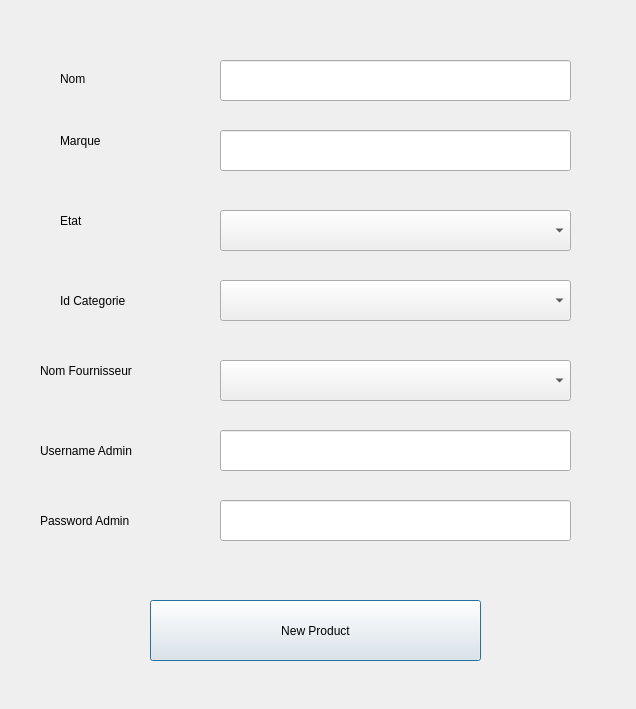
Before: the Qt Designer form forms/insproduct.ui in h471x/SQLite_Inventory_Management, drawn with Qt 5.
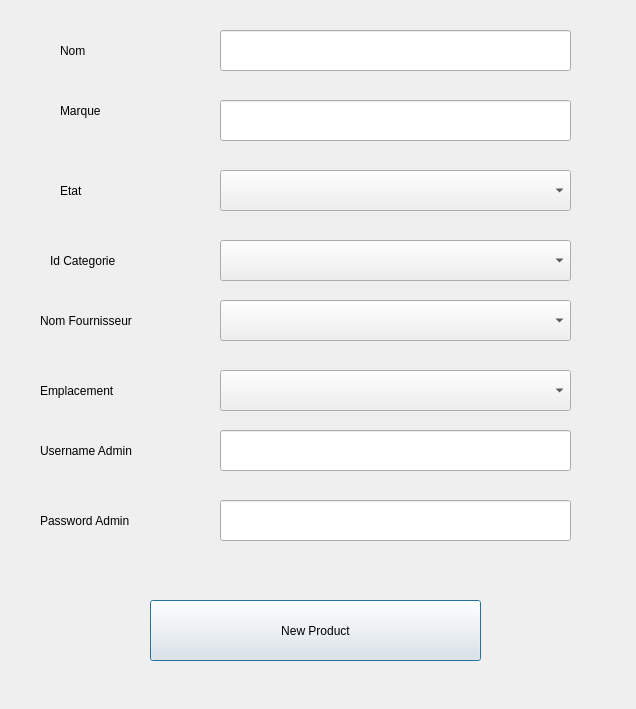
After: the same form once the commit is applied.

Commit message: Insert Location in ComboBox

Patch:
```diff
--- a/forms/insproduct.ui
+++ b/forms/insproduct.ui
@@ -17,7 +17,7 @@
    <property name="geometry">
     <rect>
      <x>220</x>
-     <y>60</y>
+     <y>30</y>
      <width>351</width>
      <height>41</height>
     </rect>
@@ -27,7 +27,7 @@
    <property name="geometry">
     <rect>
      <x>60</x>
-     <y>58</y>
+     <y>30</y>
      <width>121</width>
      <height>41</height>
     </rect>
@@ -53,7 +53,7 @@
    <property name="geometry">
     <rect>
      <x>220</x>
-     <y>130</y>
+     <y>100</y>
      <width>351</width>
      <height>41</height>
     </rect>
@@ -63,7 +63,7 @@
    <property name="geometry">
     <rect>
      <x>60</x>
-     <y>120</y>
+     <y>90</y>
      <width>121</width>
      <height>41</height>
     </rect>
@@ -76,7 +76,7 @@
    <property name="geometry">
     <rect>
      <x>60</x>
-     <y>200</y>
+     <y>170</y>
      <width>121</width>
      <height>41</height>
     </rect>
@@ -88,8 +88,8 @@
   <widget class="QLabel" name="label_4">
    <property name="geometry">
     <rect>
-     <x>60</x>
-     <y>280</y>
+     <x>50</x>
+     <y>240</y>
      <width>121</width>
      <height>41</height>
     </rect>
@@ -102,7 +102,7 @@
    <property name="geometry">
     <rect>
      <x>40</x>
-     <y>350</y>
+     <y>300</y>
      <width>141</width>
      <height>41</height>
     </rect>
@@ -138,7 +138,7 @@
    <property name="geometry">
     <rect>
      <x>220</x>
-     <y>210</y>
+     <y>170</y>
      <width>351</width>
      <height>41</height>
     </rect>
@@ -148,7 +148,7 @@
    <property name="geometry">
     <rect>
      <x>220</x>
-     <y>280</y>
+     <y>240</y>
      <width>351</width>
      <height>41</height>
     </rect>
@@ -158,7 +158,7 @@
    <property name="geometry">
     <rect>
      <x>220</x>
-     <y>360</y>
+     <y>300</y>
      <width>351</width>
      <height>41</height>
     </rect>
@@ -190,6 +190,29 @@
     <string>Password Admin</string>
    </property>
   </widget>
+  <widget class="QComboBox" name="emplacement">
+   <property name="geometry">
+    <rect>
+     <x>220</x>
+     <y>370</y>
+     <width>351</width>
+     <height>41</height>
+    </rect>
+   </property>
+  </widget>
+  <widget class="QLabel" name="label_6">
+   <property name="geometry">
+    <rect>
+     <x>40</x>
+     <y>370</y>
+     <width>141</width>
+     <height>41</height>
+    </rect>
+   </property>
+   <property name="text">
+    <string>Emplacement</string>
+   </property>
+  </widget>
  </widget>
  <resources/>
  <connections/>
```
